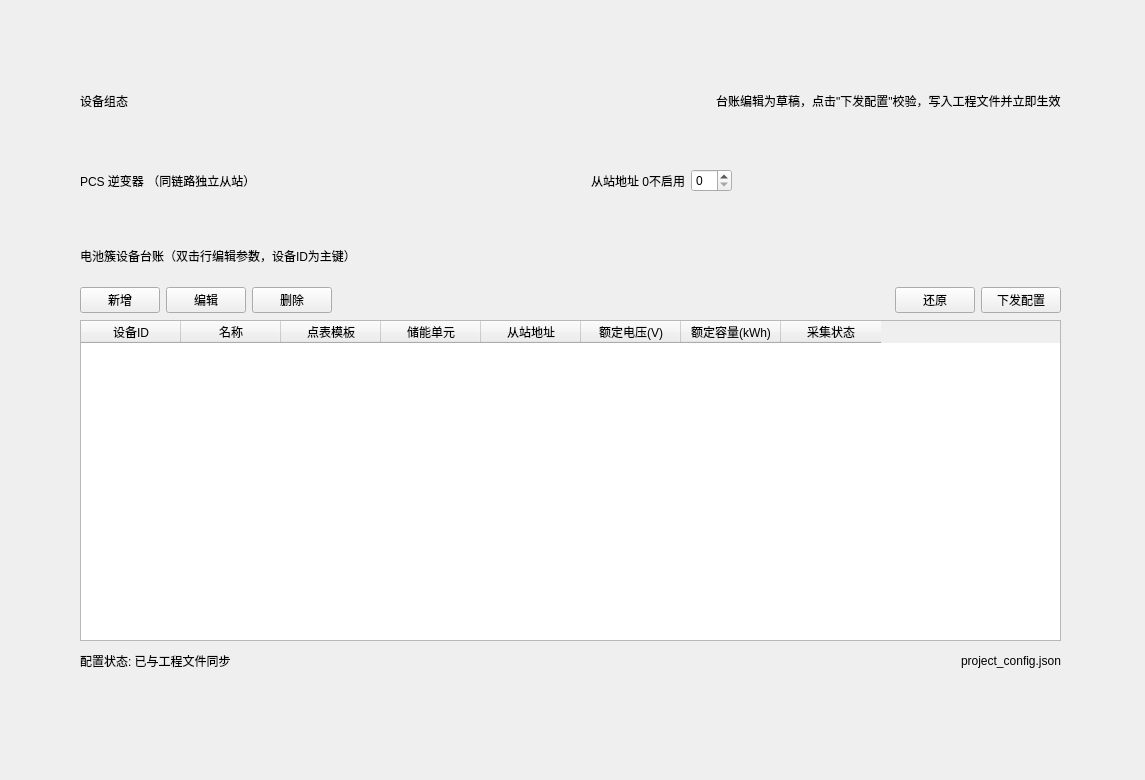
This is device/deviceconfig.ui in stras007/SCADA as Qt 5 draws it before an edit. The edited form follows.
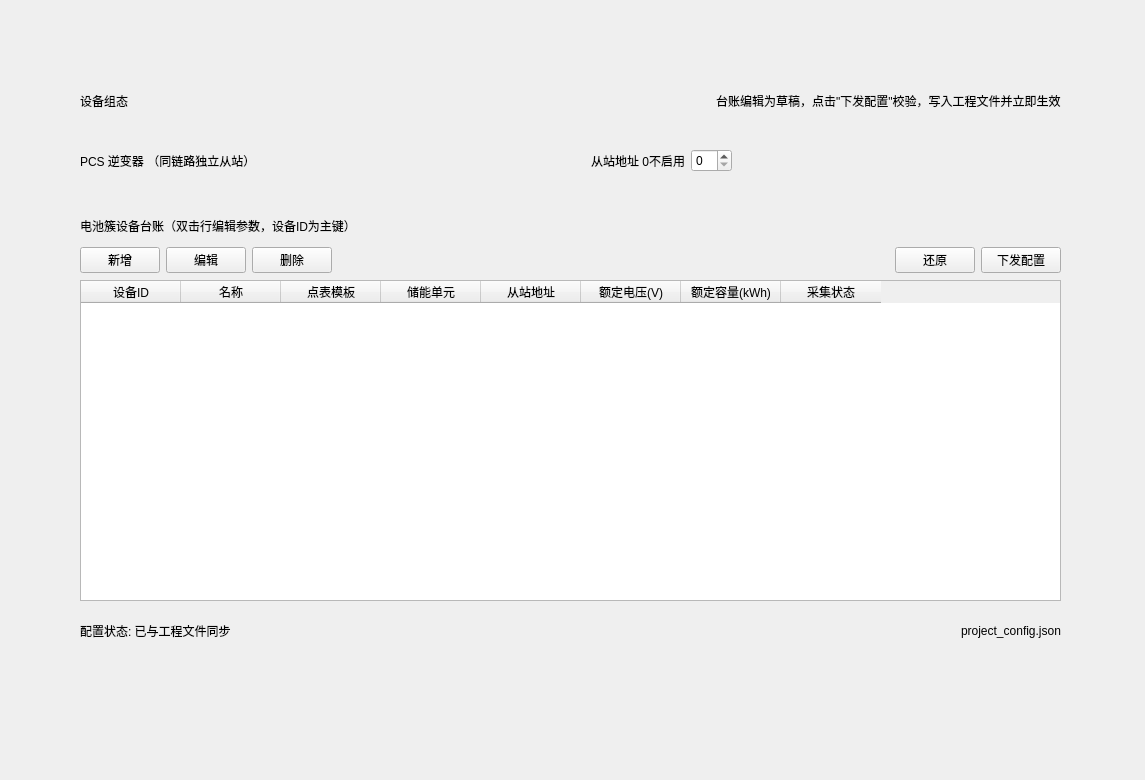
This is the edited form.

Patch:
```diff
--- a/device/deviceconfig.ui
+++ b/device/deviceconfig.ui
@@ -17,7 +17,7 @@
    <property name="geometry">
     <rect>
      <x>80</x>
-     <y>160</y>
+     <y>140</y>
      <width>981</width>
      <height>41</height>
     </rect>
@@ -76,7 +76,7 @@
    <property name="geometry">
     <rect>
      <x>80</x>
-     <y>240</y>
+     <y>210</y>
      <width>391</width>
      <height>31</height>
     </rect>
@@ -89,7 +89,7 @@
    <property name="geometry">
     <rect>
      <x>80</x>
-     <y>640</y>
+     <y>610</y>
      <width>981</width>
      <height>41</height>
     </rect>
@@ -128,7 +128,7 @@
    <property name="geometry">
     <rect>
      <x>80</x>
-     <y>320</y>
+     <y>280</y>
      <width>981</width>
      <height>321</height>
     </rect>
@@ -174,11 +174,11 @@
     </property>
    </column>
   </widget>
-  <widget class="QWidget" name="">
+  <widget class="QWidget" name="layoutWidget">
    <property name="geometry">
     <rect>
      <x>80</x>
-     <y>280</y>
+     <y>240</y>
      <width>981</width>
      <height>41</height>
     </rect>
@@ -234,7 +234,7 @@
     </item>
    </layout>
   </widget>
-  <widget class="QWidget" name="">
+  <widget class="QWidget" name="layoutWidget">
    <property name="geometry">
     <rect>
      <x>80</x>
```
